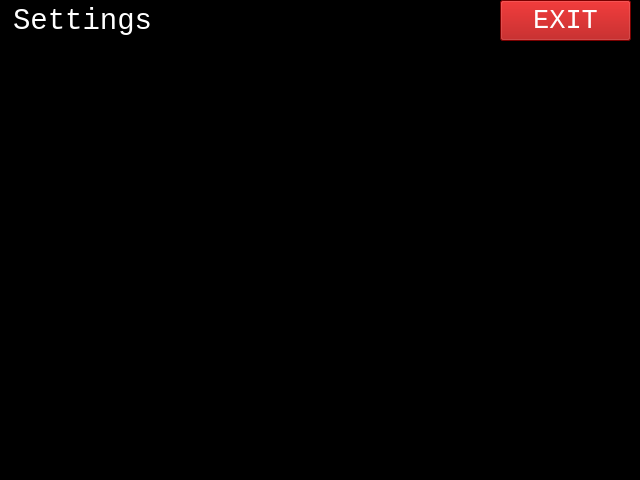
Qt form settings.ui (mark99i/vesc-display) before a commit.
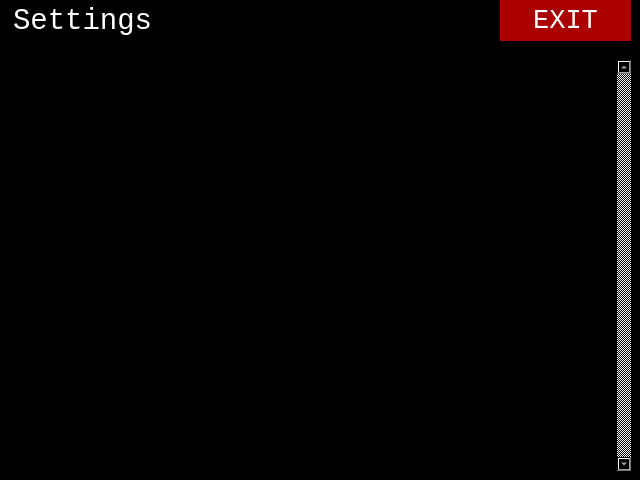
The same form after that commit.

Commit message: chart speed, fix buttons color, fixes for python3.7

What changed in the file:
```diff
--- a/settings.ui
+++ b/settings.ui
@@ -45,6 +45,12 @@
       <height>411</height>
      </rect>
     </property>
+    <property name="sizePolicy">
+     <sizepolicy hsizetype="Fixed" vsizetype="Fixed">
+      <horstretch>0</horstretch>
+      <verstretch>0</verstretch>
+     </sizepolicy>
+    </property>
     <property name="font">
      <font>
       <family>Consolas</family>
@@ -54,12 +60,33 @@
     <property name="focusPolicy">
      <enum>Qt::StrongFocus</enum>
     </property>
+    <property name="autoFillBackground">
+     <bool>true</bool>
+    </property>
     <property name="frameShape">
      <enum>QFrame::NoFrame</enum>
     </property>
     <property name="frameShadow">
      <enum>QFrame::Plain</enum>
     </property>
+    <property name="verticalScrollBarPolicy">
+     <enum>Qt::ScrollBarAlwaysOn</enum>
+    </property>
+    <property name="horizontalScrollBarPolicy">
+     <enum>Qt::ScrollBarAlwaysOff</enum>
+    </property>
+    <property name="sizeAdjustPolicy">
+     <enum>QAbstractScrollArea::AdjustIgnored</enum>
+    </property>
+    <property name="autoScroll">
+     <bool>false</bool>
+    </property>
+    <property name="editTriggers">
+     <set>QAbstractItemView::NoEditTriggers</set>
+    </property>
+    <property name="showDropIndicator" stdset="0">
+     <bool>false</bool>
+    </property>
     <property name="defaultDropAction">
      <enum>Qt::IgnoreAction</enum>
     </property>
@@ -70,7 +97,7 @@
      <enum>QListView::ListMode</enum>
     </property>
     <property name="wordWrap">
-     <bool>true</bool>
+     <bool>false</bool>
     </property>
    </widget>
    <widget class="QPushButton" name="exit_settings">
@@ -89,7 +116,8 @@
      </font>
     </property>
     <property name="styleSheet">
-     <string notr="true">background-color: rgb(170, 0, 0);</string>
+     <string notr="true">background-color: rgb(170, 0, 0);
+border: none;</string>
     </property>
     <property name="text">
      <string>EXIT</string>
```
Left out of the diff: 3 changed lines with no effect on the pictures. The commit also changes 8 other files.
